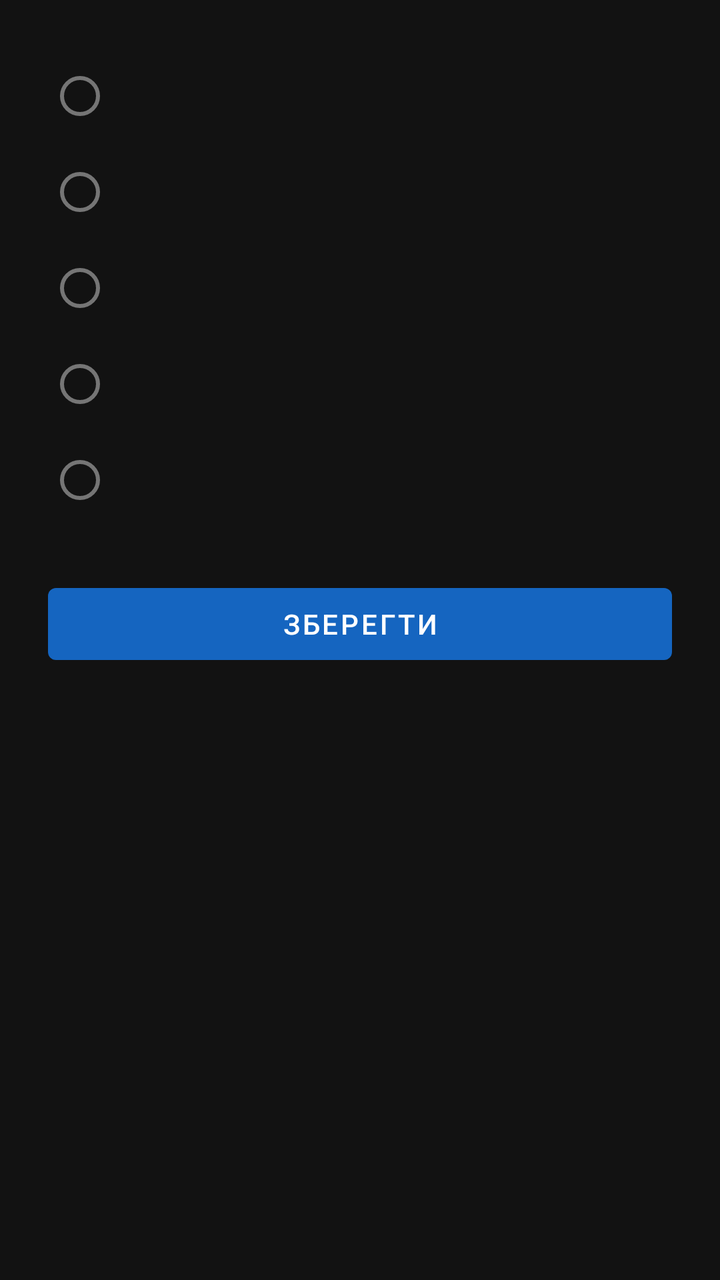
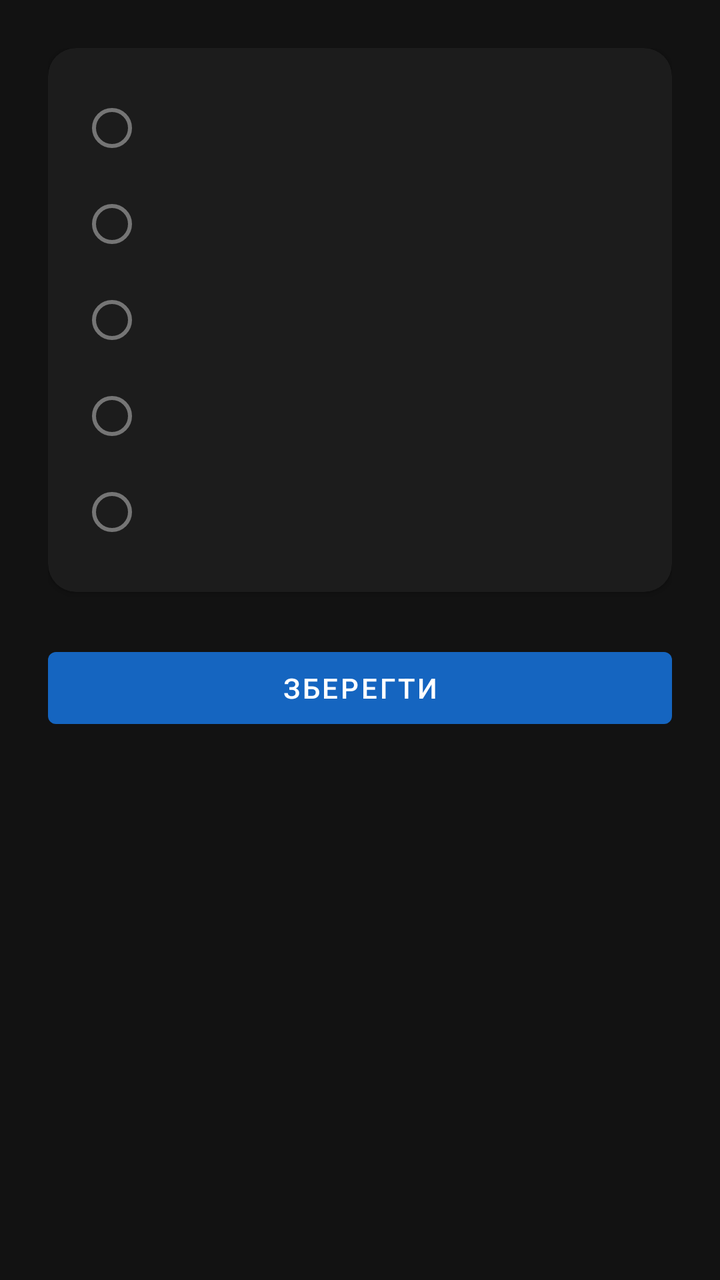

The first picture is an Android layout as it rendered before a commit; the second is the same layout after the commit. The layout source and the unified diff follow.
<!-- AndroidManifest.xml: application theme Theme.LedRemote -->
<!-- res/layout/activity_led_config.xml -->
<?xml version="1.0" encoding="utf-8"?>
<ScrollView xmlns:android="http://schemas.android.com/apk/res/android"
    android:layout_width="match_parent"
    android:layout_height="match_parent">

    <LinearLayout
        android:layout_width="match_parent"
        android:layout_height="wrap_content"
        android:orientation="vertical"
        android:padding="24dp">

        <RadioGroup
            android:id="@+id/radioGroupMode"
            android:layout_width="match_parent"
            android:layout_height="wrap_content"
            android:orientation="vertical">

            <RadioButton android:id="@+id/radioOff" android:layout_width="match_parent" android:layout_height="wrap_content" />
            <RadioButton android:id="@+id/radioOn" android:layout_width="match_parent" android:layout_height="wrap_content" />
            <RadioButton android:id="@+id/radioAppActive" android:layout_width="match_parent" android:layout_height="wrap_content" />
            <RadioButton android:id="@+id/radioScript" android:layout_width="match_parent" android:layout_height="wrap_content" />
            <RadioButton android:id="@+id/radioTime" android:layout_width="match_parent" android:layout_height="wrap_content" />
        </RadioGroup>

        <LinearLayout
            android:id="@+id/groupApps"
            android:layout_width="match_parent"
            android:layout_height="wrap_content"
            android:orientation="vertical"
            android:layout_marginTop="16dp"
            android:visibility="gone">

            <TextView
                android:layout_width="wrap_content"
                android:layout_height="wrap_content"
                android:text="@string/select_apps_hint"
                android:layout_marginBottom="8dp" />

            <androidx.recyclerview.widget.RecyclerView
                android:id="@+id/recyclerApps"
                android:layout_width="match_parent"
                android:layout_height="300dp" />
        </LinearLayout>

        <LinearLayout
            android:id="@+id/groupScript"
            android:layout_width="match_parent"
            android:layout_height="wrap_content"
            android:orientation="vertical"
            android:layout_marginTop="16dp"
            android:visibility="gone">

            <Spinner
                android:id="@+id/spinnerScript"
                android:layout_width="match_parent"
                android:layout_height="wrap_content" />
        </LinearLayout>

        <LinearLayout
            android:id="@+id/groupTime"
            android:layout_width="match_parent"
            android:layout_height="wrap_content"
            android:orientation="vertical"
            android:layout_marginTop="16dp"
            android:visibility="gone">

            <TextView
                android:layout_width="wrap_content"
                android:layout_height="wrap_content"
                android:text="@string/time_from" />
            <TimePicker
                android:id="@+id/timeFrom"
                android:layout_width="wrap_content"
                android:layout_height="wrap_content" />

            <TextView
                android:layout_width="wrap_content"
                android:layout_height="wrap_content"
                android:text="@string/time_to" />
            <TimePicker
                android:id="@+id/timeTo"
                android:layout_width="wrap_content"
                android:layout_height="wrap_content" />
        </LinearLayout>

        <Button
            android:id="@+id/btnSave"
            android:layout_width="match_parent"
            android:layout_height="wrap_content"
            android:layout_marginTop="24dp"
            android:text="@string/save" />

    </LinearLayout>
</ScrollView>
<!-- resources referenced by this layout -->
<resources>
  <string name="save">Зберегти</string>
  <string name="select_apps_hint">Оберіть одну або кілька програм:</string>
  <string name="time_from">Від:</string>
  <string name="time_to">До:</string>
  <style name="Theme.LedRemote" parent="Theme.MaterialComponents.DayNight.NoActionBar">
          <item name="colorPrimary">@color/primary</item>
          <item name="colorPrimaryDark">@color/primary_dark</item>
          <item name="colorAccent">@color/accent</item>
          <item name="android:windowBackground">@color/background</item>
      </style>
  <color name="primary">#1565C0</color>
  <color name="primary_dark">#0D47A1</color>
  <color name="accent">#FF7043</color>
  <color name="background">#121212</color>
</resources>

<!-- the commit's change to res/layout/activity_led_config.xml (unified diff, before → after) -->
@@ -1,7 +1,8 @@
 <?xml version="1.0" encoding="utf-8"?>
 <ScrollView xmlns:android="http://schemas.android.com/apk/res/android"
     android:layout_width="match_parent"
-    android:layout_height="match_parent">
+    android:layout_height="match_parent"
+    android:background="@color/background">
 
     <LinearLayout
         android:layout_width="match_parent"
@@ -9,85 +10,109 @@
         android:orientation="vertical"
         android:padding="24dp">
 
-        <RadioGroup
-            android:id="@+id/radioGroupMode"
-            android:layout_width="match_parent"
-            android:layout_height="wrap_content"
-            android:orientation="vertical">
+        <com.google.android.material.card.MaterialCardView
+            style="@style/SectionCard">
 
-            <RadioButton android:id="@+id/radioOff" android:layout_width="match_parent" android:layout_height="wrap_content" />
-            <RadioButton android:id="@+id/radioOn" android:layout_width="match_parent" android:layout_height="wrap_content" />
-            <RadioButton android:id="@+id/radioAppActive" android:layout_width="match_parent" android:layout_height="wrap_content" />
-            <RadioButton android:id="@+id/radioScript" android:layout_width="match_parent" android:layout_height="wrap_content" />
-            <RadioButton android:id="@+id/radioTime" android:layout_width="match_parent" android:layout_height="wrap_content" />
-        </RadioGroup>
+            <RadioGroup
+                android:id="@+id/radioGroupMode"
+                android:layout_width="match_parent"
+                android:layout_height="wrap_content"
+                android:orientation="vertical"
+                android:padding="16dp">
 
-        <LinearLayout
+                <RadioButton android:id="@+id/radioOff" style="@style/ModeRadio" />
+                <RadioButton android:id="@+id/radioOn" style="@style/ModeRadio" />
+                <RadioButton android:id="@+id/radioAppActive" style="@style/ModeRadio" />
+                <RadioButton android:id="@+id/radioScript" style="@style/ModeRadio" />
+                <RadioButton android:id="@+id/radioTime" style="@style/ModeRadio" />
+            </RadioGroup>
+        </com.google.android.material.card.MaterialCardView>
+
+        <com.google.android.material.card.MaterialCardView
             android:id="@+id/groupApps"
-            android:layout_width="match_parent"
-            android:layout_height="wrap_content"
-            android:orientation="vertical"
-            android:layout_marginTop="16dp"
+            style="@style/SectionCard"
             android:visibility="gone">
 
-            <TextView
-                android:layout_width="wrap_content"
+            <LinearLayout
+                android:layout_width="match_parent"
                 android:layout_height="wrap_content"
-                android:text="@string/select_apps_hint"
-                android:layout_marginBottom="8dp" />
+                android:orientation="vertical"
+                android:padding="16dp">
 
-            <androidx.recyclerview.widget.RecyclerView
-                android:id="@+id/recyclerApps"
-                android:layout_width="match_parent"
-                android:layout_height="300dp" />
-        </LinearLayout>
+                <TextView
+                    style="@style/SectionLabel"
+                    android:text="@string/select_apps_hint" />
 
-        <LinearLayout
+                <androidx.recyclerview.widget.RecyclerView
+                    android:id="@+id/recyclerApps"
+                    android:layout_width="match_parent"
+                    android:layout_height="280dp" />
+            </LinearLayout>
+        </com.google.android.material.card.MaterialCardView>
+
+        <com.google.android.material.card.MaterialCardView
             android:id="@+id/groupScript"
-            android:layout_width="match_parent"
-            android:layout_height="wrap_content"
-            android:orientation="vertical"
-            android:layout_marginTop="16dp"
+            style="@style/SectionCard"
             android:visibility="gone">
 
-            <Spinner
-                android:id="@+id/spinnerScript"
+            <LinearLayout
                 android:layout_width="match_parent"
-                android:layout_height="wrap_content" />
-        </LinearLayout>
+                android:layout_height="wrap_content"
+                android:orientation="vertical"
+                android:padding="16dp">
 
-        <LinearLayout
+                <TextView
+                    style="@style/SectionLabel"
+                    android:text="@string/custom_script_hint" />
+
+                <EditText
+                    android:id="@+id/editScript"
+                    android:layout_width="match_parent"
+                    android:layout_height="wrap_content"
+                    android:minLines="2"
+                    android:gravity="top|start"
+                    android:inputType="textMultiLine"
+                    android:fontFamily="monospace"
+                    android:textSize="13sp"
+                    android:hint="@string/custom_script_placeholder"
+                    android:background="@drawable/edit_bg"
+                    android:padding="12dp" />
+            </LinearLayout>
+        </com.google.android.material.card.MaterialCardView>
+
+        <com.google.android.material.card.MaterialCardView
             android:id="@+id/groupTime"
-            android:layout_width="match_parent"
-            android:layout_height="wrap_content"
-            android:orientation="vertical"
-            android:layout_marginTop="16dp"
+            style="@style/SectionCard"
             android:visibility="gone">
 
-            <TextView
-                android:layout_width="wrap_content"
+            <LinearLayout
+                android:layout_width="match_parent"
                 android:layout_height="wrap_content"
-                android:text="@string/time_from" />
-            <TimePicker
-                android:id="@+id/timeFrom"
-                android:layout_width="wrap_content"
-                android:layout_height="wrap_content" />
+                android:orientation="vertical"
+                android:padding="16dp">
 
-            <TextView
-                android:layout_width="wrap_content"
-                android:layout_height="wrap_content"
-                android:text="@string/time_to" />
-            <TimePicker
-                android:id="@+id/timeTo"
-                android:layout_width="wrap_content"
-                android:layout_height="wrap_content" />
-        </LinearLayout>
+                <TextView style="@style/SectionLabel" android:text="@string/time_from" />
+                <TimePicker
+                    android:id="@+id/timeFrom"
+                    android:layout_width="wrap_content"
+                    android:layout_height="wrap_content" />
+
+                <TextView
+                    style="@style/SectionLabel"
+                    android:layout_marginTop="12dp"
+                    android:text="@string/time_to" />
+                <TimePicker
+                    android:id="@+id/timeTo"
+                    android:layout_width="wrap_content"
+                    android:layout_height="wrap_content" />
+            </LinearLayout>
+        </com.google.android.material.card.MaterialCardView>
 
         <Button
             android:id="@+id/btnSave"
             android:layout_width="match_parent"
             android:layout_height="wrap_content"
-            android:layout_marginTop="24dp"
+            android:layout_marginTop="8dp"
             android:text="@string/save" />
 
     </LinearLayout>
<!-- resource entries referenced after the edit -->
@@ -4,15 +4,47 @@
   <string name="select_apps_hint">Оберіть одну або кілька програм:</string>
   <string name="time_from">Від:</string>
   <string name="time_to">До:</string>
+  <style name="ModeRadio">
+          <item name="android:layout_width">match_parent</item>
+          <item name="android:layout_height">wrap_content</item>
+          <item name="android:textSize">16sp</item>
+          <item name="android:paddingTop">8dp</item>
+          <item name="android:paddingBottom">8dp</item>
+      </style>
+  <style name="SectionCard" parent="Widget.MaterialComponents.CardView">
+          <item name="android:layout_width">match_parent</item>
+          <item name="android:layout_height">wrap_content</item>
+          <item name="android:layout_marginBottom">16dp</item>
+          <item name="cardCornerRadius">14dp</item>
+          <item name="cardElevation">2dp</item>
+          <item name="cardBackgroundColor">@color/card_bg</item>
+      </style>
+  <style name="SectionLabel">
+          <item name="android:layout_width">wrap_content</item>
+          <item name="android:layout_height">wrap_content</item>
+          <item name="android:textSize">13sp</item>
+          <item name="android:alpha">0.75</item>
+          <item name="android:layout_marginBottom">8dp</item>
+      </style>
   <style name="Theme.LedRemote" parent="Theme.MaterialComponents.DayNight.NoActionBar">
           <item name="colorPrimary">@color/primary</item>
           <item name="colorPrimaryDark">@color/primary_dark</item>
           <item name="colorAccent">@color/accent</item>
           <item name="android:windowBackground">@color/background</item>
       </style>
+  <color name="card_bg">#1C1C1C</color>
   <color name="primary">#1565C0</color>
   <color name="primary_dark">#0D47A1</color>
   <color name="accent">#FF7043</color>
   <color name="background">#121212</color>
+  <!-- drawable edit_bg (drawable) -->
+  <?xml version="1.0" encoding="utf-8"?>
+  <shape xmlns:android="http://schemas.android.com/apk/res/android" android:shape="rectangle">
+      <solid android:color="#1E1E1E" />
+      <corners android:radius="8dp" />
+      <stroke android:width="1dp" android:color="#3A3A3A" />
+  </shape>
+  <string name="custom_script_hint">Свій скрипт для цього LED (виконується з root). Код завершення 0 = увімкнути, будь-який інший = вимкнути.</string>
+  <string name="custom_script_placeholder">наприклад: ping -c1 -W1 8.8.8.8</string>
 </resources>
 
